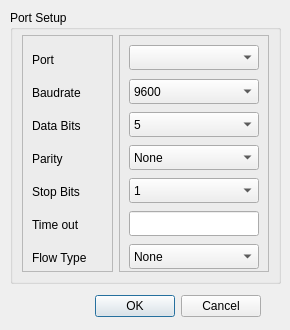
Alpaka1017/PHD-Ultra-Series-Remote-Control-GUI-PyQt6-, file PortSetup_child.ui: the form before one commit.
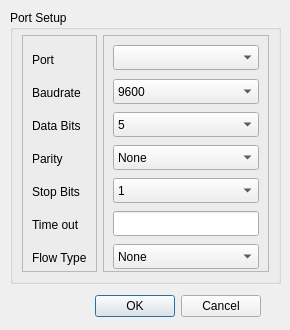
The form after the commit.

```diff
--- a/PortSetup_child.ui
+++ b/PortSetup_child.ui
@@ -203,13 +203,13 @@
      <widget class="QFrame" name="frame_2">
       <property name="minimumSize">
        <size>
-        <width>100</width>
+        <width>130</width>
         <height>0</height>
        </size>
       </property>
       <property name="maximumSize">
        <size>
-        <width>150</width>
+        <width>170</width>
         <height>16777215</height>
        </size>
       </property>
```
Left out of the diff: 20 changed lines with no effect on the pictures.
